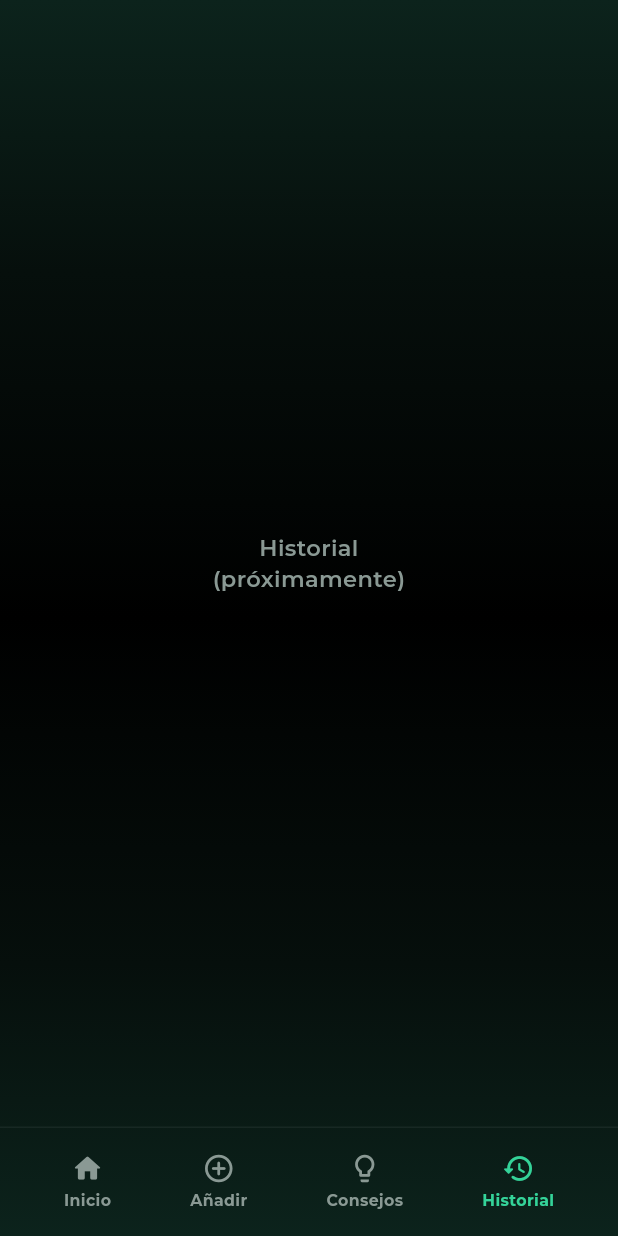
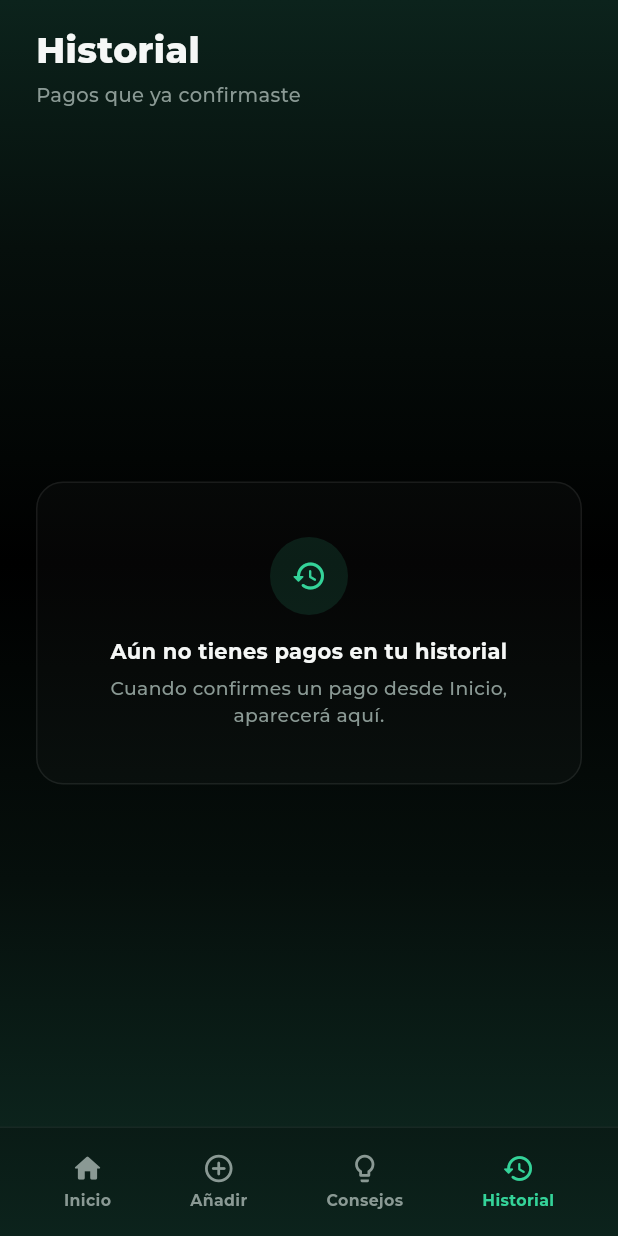
Before and after one commit to Luis2Sosa/pagolisto_app, a Flutter app: the MainNavigationScreen screen opened by its route, item 4 of the bottom bar chosen, on a phone screen of 412 x 824 dp. Run offline on Flutter 3.47's test engine with Material 3 defaults, Android fonts, the phone set to English and light mode, and no system bars; our stand-ins replace google_fonts, shared_preferences; accounts and stored records are empty.

Commit message:
Agregando pantalla de historial

```diff
--- /dev/null
+++ b/lib/models/payment_history_entry.dart
@@ -0,0 +1,77 @@
+import 'package:pagolisto/models/payment.dart';
+
+/// Registro histórico de un pago ya confirmado como realizado.
+///
+/// Se crea automáticamente cada vez que el usuario confirma "¿Ya
+/// realizaste este pago?" (ver PaymentsController.registrarPagoYAvanzar).
+/// A diferencia de [Payment] — que representa el PRÓXIMO cobro
+/// pendiente y va cambiando de fecha cada vez que se paga — un
+/// [PaymentHistoryEntry] es una fotografía fija de un pago que ya
+/// se hizo: una vez creado, nunca vuelve a cambiar. Por eso el
+/// historial puede mostrar meses pasados de forma confiable, aunque
+/// el pago original ya haya "avanzado" a una fecha futura.
+class PaymentHistoryEntry {
+  /// Id propio de esta entrada de historial (no es el id del pago
+  /// recurrente, porque un mismo pago recurrente genera muchas
+  /// entradas de historial a lo largo del tiempo).
+  final String id;
+
+  /// Id del [Payment] recurrente del que proviene este pago, por si
+  /// en el futuro se quiere navegar "ver todos los pagos de Luz".
+  final String paymentId;
+
+  final String nombre;
+  final double monto;
+  final PaymentCategory categoria;
+  final PaymentPeriod frecuencia;
+
+  /// Momento en que el usuario confirmó el pago (lo que se muestra
+  /// en el historial).
+  final DateTime fechaPago;
+
+  /// Fecha de cobro que tenía el pago originalmente (antes de
+  /// avanzar al siguiente ciclo). Se guarda por si más adelante se
+  /// quiere distinguir pagos hechos a tiempo vs. tarde.
+  final DateTime fechaOriginal;
+
+  const PaymentHistoryEntry({
+    required this.id,
+    required this.paymentId,
+    required this.nombre,
+    required this.monto,
+    required this.categoria,
+    required this.frecuencia,
+    required this.fechaPago,
+    required this.fechaOriginal,
+  });
+
+  Map<String, dynamic> toJson() => {
+    'id': id,
+    'paymentId': paymentId,
+    'nombre': nombre,
+    'monto': monto,
+    'categoria': categoria.name,
+    'frecuencia': frecuencia.name,
+    'fechaPago': fechaPago.toIso8601String(),
+    'fechaOriginal': fechaOriginal.toIso8601String(),
+  };
+
+  factory PaymentHistoryEntry.fromJson(Map<String, dynamic> json) {
+    return PaymentHistoryEntry(
+      id: json['id'] as String,
+      paymentId: json['paymentId'] as String,
+      nombre: json['nombre'] as String,
+      monto: (json['monto'] as num).toDouble(),
+      categoria: PaymentCategory.values.firstWhere(
+            (e) => e.name == json['categoria'],
+        orElse: () => PaymentCategory.otro,
+      ),
+      frecuencia: PaymentPeriod.values.firstWhere(
+            (e) => e.name == json['frecuencia'],
+        orElse: () => PaymentPeriod.mensual,
+      ),
+      fechaPago: DateTime.parse(json['fechaPago'] as String),
+      fechaOriginal: DateTime.parse(json['fechaOriginal'] as String),
+    );
+  }
+}
--- /dev/null
+++ b/lib/screens/history_screen.dart
@@ -0,0 +1,334 @@
+import 'package:flutter/material.dart';
+import 'package:google_fonts/google_fonts.dart';
+
+import 'package:pagolisto/core/app_colors.dart';
+import 'package:pagolisto/core/formatters.dart';
+import 'package:pagolisto/models/payment.dart';
+import 'package:pagolisto/models/payment_history_entry.dart';
+
+import '../services/lib/services/payments_controller.dart';
+
+const List<String> _mesesEs = [
+  'Enero', 'Febrero', 'Marzo', 'Abril', 'Mayo', 'Junio',
+  'Julio', 'Agosto', 'Septiembre', 'Octubre', 'Noviembre', 'Diciembre',
+];
+
+String _mesAnio(DateTime fecha) => '${_mesesEs[fecha.month - 1]} ${fecha.year}';
+
+/// Agrupa el historial por "Mes Año" y lo ordena: los meses más
+/// recientes primero, y dentro de cada mes, los pagos más recientes
+/// primero.
+List<_HistoryGroup> _agruparPorMes(List<PaymentHistoryEntry> history) {
+  final Map<String, List<PaymentHistoryEntry>> mapa = {};
+
+  for (final entry in history) {
+    final clave = _mesAnio(entry.fechaPago);
+    mapa.putIfAbsent(clave, () => []).add(entry);
+  }
+
+  final grupos = mapa.entries.map((e) {
+    final entradasOrdenadas = List<PaymentHistoryEntry>.from(e.value)
+      ..sort((a, b) => b.fechaPago.compareTo(a.fechaPago));
+    return _HistoryGroup(
+      label: e.key,
+      // Usamos el primer pago del grupo (ya ordenado desc) como
+      // referencia para ordenar los grupos entre sí.
+      fechaReferencia: entradasOrdenadas.first.fechaPago,
+      entradas: entradasOrdenadas,
+    );
+  }).toList()
+    ..sort((a, b) => b.fechaReferencia.compareTo(a.fechaReferencia));
+
+  return grupos;
+}
+
+class _HistoryGroup {
+  final String label;
+  final DateTime fechaReferencia;
+  final List<PaymentHistoryEntry> entradas;
+
+  _HistoryGroup({
+    required this.label,
+    required this.fechaReferencia,
+    required this.entradas,
+  });
+
+  double get total => entradas.fold(0.0, (sum, e) => sum + e.monto);
+}
+
+/// Pantalla de Historial: muestra todos los pagos que ya fueron
+/// confirmados como realizados (ver
+/// PaymentsController.registrarPagoYAvanzar), agrupados por mes, con
+/// el total pagado en cada mes.
+///
+/// Escucha a PaymentsController igual que el resto de la app, así
+/// que en cuanto se confirma un pago nuevo desde HomeScreen, esta
+/// pantalla se actualiza sola sin recargar nada a mano.
+class HistoryScreen extends StatefulWidget {
+  const HistoryScreen({super.key});
+
+  @override
+  State<HistoryScreen> createState() => _HistoryScreenState();
+}
+
+class _HistoryScreenState extends State<HistoryScreen> {
+  @override
+  void initState() {
+    super.initState();
+    PaymentsController.instance.addListener(_onChanged);
+  }
+
+  @override
+  void dispose() {
+    PaymentsController.instance.removeListener(_onChanged);
+    super.dispose();
+  }
+
+  void _onChanged() {
+    if (mounted) setState(() {});
+  }
+
+  @override
+  Widget build(BuildContext context) {
+    final history = PaymentsController.instance.history;
+    final grupos = _agruparPorMes(history);
+
+    return Container(
+      width: double.infinity,
+      height: double.infinity,
+      decoration: const BoxDecoration(
+        gradient: AppColors.backgroundGradient,
+      ),
+      child: SafeArea(
+        child: Padding(
+          padding: const EdgeInsets.fromLTRB(24, 16, 24, 0),
+          child: Column(
+            crossAxisAlignment: CrossAxisAlignment.start,
+            children: [
+              Text(
+                'Historial',
+                style: GoogleFonts.montserrat(
+                  fontSize: 24,
+                  fontWeight: FontWeight.w800,
+                  color: AppColors.textPrimary,
+                ),
+              ),
+              const SizedBox(height: 4),
+              Text(
+                'Pagos que ya confirmaste',
+                style: GoogleFonts.montserrat(
+                  fontSize: 13,
+                  fontWeight: FontWeight.w500,
+                  color: AppColors.textMuted,
+                ),
+              ),
+              const SizedBox(height: 20),
+              Expanded(
+                child: grupos.isEmpty
+                    ? const _EmptyHistoryState()
+                    : ListView.builder(
+                  padding: const EdgeInsets.only(bottom: 24),
+                  itemCount: grupos.length,
+                  itemBuilder: (context, index) {
+                    final grupo = grupos[index];
+                    return Padding(
+                      padding: const EdgeInsets.only(bottom: 22),
+                      child: _MonthGroup(group: grupo),
+                    );
+                  },
+                ),
+              ),
+            ],
+          ),
+        ),
+      ),
+    );
+  }
+}
+
+class _MonthGroup extends StatelessWidget {
+  final _HistoryGroup group;
+
+  const _MonthGroup({required this.group});
+
+  @override
+  Widget build(BuildContext context) {
+    return Column(
+      crossAxisAlignment: CrossAxisAlignment.start,
+      children: [
+        Row(
+          mainAxisAlignment: MainAxisAlignment.spaceBetween,
+          children: [
+            Text(
+              group.label,
+              style: GoogleFonts.montserrat(
+                fontSize: 14.5,
+                fontWeight: FontWeight.w800,
+                color: AppColors.textPrimary,
+              ),
+            ),
+            Text(
+              formatCurrency(group.total),
+              style: GoogleFonts.montserrat(
+                fontSize: 13.5,
+                fontWeight: FontWeight.w700,
+                color: AppColors.accentGreen,
+              ),
+            ),
+          ],
+        ),
+        const SizedBox(height: 10),
+        ...group.entradas.map(
+              (entry) => Padding(
+            padding: const EdgeInsets.only(bottom: 8),
+            child: _HistoryTile(entry: entry),
+          ),
+        ),
+      ],
+    );
+  }
+}
+
+class _HistoryTile extends StatelessWidget {
+  final PaymentHistoryEntry entry;
+
+  const _HistoryTile({required this.entry});
+
+  @override
+  Widget build(BuildContext context) {
+    return Container(
+      width: double.infinity,
+      padding: const EdgeInsets.symmetric(horizontal: 16, vertical: 14),
+      decoration: BoxDecoration(
+        borderRadius: BorderRadius.circular(16),
+        border: Border.all(color: Colors.white.withOpacity(0.08)),
+        color: Colors.white.withOpacity(0.03),
+      ),
+      child: Row(
+        children: [
+          Container(
+            width: 42,
+            height: 42,
+            alignment: Alignment.center,
+            decoration: BoxDecoration(
+              shape: BoxShape.circle,
+              color: entry.categoria.color.withOpacity(0.14),
+            ),
+            child: Icon(
+              entry.categoria.icon,
+              color: entry.categoria.color,
+              size: 20,
+            ),
+          ),
+          const SizedBox(width: 12),
+          Expanded(
+            child: Column(
+              crossAxisAlignment: CrossAxisAlignment.start,
+              children: [
+                Text(
+                  entry.nombre,
+                  maxLines: 1,
+                  overflow: TextOverflow.ellipsis,
+                  style: GoogleFonts.montserrat(
+                    fontSize: 14.5,
+                    fontWeight: FontWeight.w700,
+                    color: AppColors.textPrimary,
+                  ),
+                ),
+                const SizedBox(height: 2),
+                Text(
+                  'Pagado el ${formatFechaCorta(entry.fechaPago)}',
+                  style: GoogleFonts.montserrat(
+                    fontSize: 12,
+                    fontWeight: FontWeight.w500,
+                    color: AppColors.textMuted,
+                  ),
+                ),
+              ],
+            ),
+          ),
+          Row(
+            children: [
+              Text(
+                formatCurrency(entry.monto),
+                style: GoogleFonts.montserrat(
+                  fontSize: 14.5,
+                  fontWeight: FontWeight.w800,
+                  color: AppColors.textPrimary,
+                ),
+              ),
+              const SizedBox(width: 8),
+              const Icon(
+                Icons.check_circle_rounded,
+                color: AppColors.accentGreen,
+                size: 18,
+              ),
+            ],
+          ),
+        ],
+      ),
+    );
+  }
+}
+
+class _EmptyHistoryState extends StatelessWidget {
+  const _EmptyHistoryState();
+
+  @override
+  Widget build(BuildContext context) {
+    return Center(
+      child: Container(
+        width: double.infinity,
+        padding: const EdgeInsets.symmetric(vertical: 36, horizontal: 20),
+        decoration: BoxDecoration(
+          borderRadius: BorderRadius.circular(18),
+          border: Border.all(
+            color: Colors.white.withOpacity(0.08),
+            style: BorderStyle.solid,
+          ),
+          color: Colors.white.withOpacity(0.02),
+        ),
+        child: Column(
+          mainAxisSize: MainAxisSize.min,
+          children: [
+            Container(
+              width: 52,
+              height: 52,
+              alignment: Alignment.center,
+              decoration: BoxDecoration(
+                shape: BoxShape.circle,
+                color: AppColors.accentGreen.withOpacity(0.12),
+              ),
+              child: const Icon(
+                Icons.history_rounded,
+                color: AppColors.accentGreen,
+                size: 24,
+              ),
+            ),
+            const SizedBox(height: 14),
+            Text(
+              'Aún no tienes pagos en tu historial',
+              textAlign: TextAlign.center,
+              style: GoogleFonts.montserrat(
+                fontSize: 14,
+                fontWeight: FontWeight.w700,
+                color: AppColors.textPrimary,
+              ),
+            ),
+            const SizedBox(height: 6),
+            Text(
+              'Cuando confirmes un pago desde Inicio, aparecerá aquí.',
+              textAlign: TextAlign.center,
+              style: GoogleFonts.montserrat(
+                fontSize: 12.5,
+                fontWeight: FontWeight.w500,
+                color: AppColors.textMuted,
+                height: 1.4,
+              ),
+            ),
+          ],
+        ),
+      ),
+    );
+  }
+}
--- a/lib/screens/main_navigation_screen.dart
+++ b/lib/screens/main_navigation_screen.dart
@@ -4,6 +4,7 @@ import 'package:google_fonts/google_fonts.dart';
 import 'package:pagolisto/core/app_colors.dart';
 import 'package:pagolisto/screens/add_payment_screen.dart';
 import 'package:pagolisto/screens/home_screen.dart';
+import 'package:pagolisto/screens/history_screen.dart';
 import 'package:pagolisto/widgets/bottom_nav_bar.dart';
 
 /// Contenedor principal con pestañas: mantiene la barra de navegación
@@ -19,44 +20,42 @@ class MainNavigationScreen extends StatefulWidget {
 class _MainNavigationScreenState extends State<MainNavigationScreen> {
   int _currentIndex = 0;
 
-  // GlobalKey para poder "hablarle" directamente al estado de
-  // HomeScreen desde aquí, aunque viva permanentemente dentro del
-  // IndexedStack (y por lo tanto nunca vuelva a pasar por
-  // initState). La usamos para pedirle que recalcule la pestaña
-  // (quincenal/mensual) con más pagos justo cuando el usuario
-  // regresa a Inicio.
+  // Permite comunicarse con HomeScreen aunque viva dentro del IndexedStack.
   final GlobalKey<HomeScreenState> _homeKey = GlobalKey<HomeScreenState>();
 
-  // TODO: reemplazar los placeholders restantes por las pantallas
-  // reales conforme se vayan construyendo (TipsScreen, HistoryScreen).
-  //
-  // No es "static const" porque AddPaymentScreen necesita un
-  // callback (onSaved) que depende de este State para poder hacer
-  // setState y regresar al tab de Inicio después de guardar.
+  // Pestañas principales de la aplicación.
   List<Widget> get _tabs => [
     HomeScreen(key: _homeKey),
+
     AddPaymentScreen(
       showBackButton: false,
       onSaved: _goToHomeAndRefresh,
     ),
-    const _PlaceholderTab(title: 'Consejos Financieros'),
-    const _PlaceholderTab(title: 'Historial'),
+
+    const _PlaceholderTab(
+      title: 'Consejos Financieros',
+    ),
+
+    const HistoryScreen(),
   ];
 
-  /// Cambia a la pestaña de Inicio y le pide que recalcule cuál
-  /// periodo (quincenal/mensual) tiene más pagos. Se usa tanto al
-  /// tocar el ícono de Inicio en la barra inferior como al terminar
-  /// de guardar un pago nuevo desde AddPaymentScreen.
+  /// Regresa a Inicio y actualiza los pagos mostrados.
   void _goToHomeAndRefresh() {
-    setState(() => _currentIndex = 0);
+    setState(() {
+      _currentIndex = 0;
+    });
+
     _homeKey.currentState?.refreshSelectedPeriod();
   }
 
+  /// Controla los cambios de pestaña desde la barra inferior.
   void _onTabSelected(int index) {
     if (index == 0) {
       _goToHomeAndRefresh();
     } else {
-      setState(() => _currentIndex = index);
+      setState(() {
+        _currentIndex = index;
+      });
     }
   }
 
@@ -66,9 +65,11 @@ class _MainNavigationScreenState extends State<MainNavigationScreen> {
       body: Container(
         width: double.infinity,
         height: double.infinity,
+
         decoration: const BoxDecoration(
           gradient: AppColors.backgroundGradient,
         ),
+
         child: SafeArea(
           child: Column(
             children: [
@@ -78,6 +79,7 @@ class _MainNavigationScreenState extends State<MainNavigationScreen> {
                   children: _tabs,
                 ),
               ),
+
               BottomNavBar(
                 currentIndex: _currentIndex,
                 onTabSelected: _onTabSelected,
@@ -90,11 +92,14 @@ class _MainNavigationScreenState extends State<MainNavigationScreen> {
   }
 }
 
-/// Pantalla temporal para pestañas que aún no se han construido.
+
+/// Pantalla temporal para pestañas que todavía no están construidas.
 class _PlaceholderTab extends StatelessWidget {
   final String title;
 
-  const _PlaceholderTab({required this.title});
+  const _PlaceholderTab({
+    required this.title,
+  });
 
   @override
   Widget build(BuildContext context) {
--- a/lib/services/local_storage_service.dart
+++ b/lib/services/local_storage_service.dart
@@ -3,6 +3,7 @@ import 'dart:convert';
 import 'package:shared_preferences/shared_preferences.dart';
 
 import 'package:pagolisto/models/payment.dart';
+import 'package:pagolisto/models/payment_history_entry.dart';
 
 /// Centraliza todo el acceso a almacenamiento local (SharedPreferences).
 ///
@@ -14,6 +15,7 @@ class LocalStorageService {
 
   static const String _keyUserName = 'user_name';
   static const String _keyPayments = 'payments_list';
+  static const String _keyHistory = 'payments_history';
 
   /// Guarda el nombre del usuario.
   static Future<void> saveUserName(String name) async {
@@ -83,6 +85,33 @@ class LocalStorageService {
     await _savePayments(payments);
   }
 
+  /// Devuelve todo el historial de pagos ya confirmados, sin ningún
+  /// orden garantizado (quien lo lea debe ordenarlo si lo necesita).
+  static Future<List<PaymentHistoryEntry>> getHistory() async {
+    final prefs = await SharedPreferences.getInstance();
+    final raw = prefs.getStringList(_keyHistory) ?? [];
+    return raw
+        .map((item) =>
+        PaymentHistoryEntry.fromJson(jsonDecode(item) as Map<String, dynamic>))
+        .toList();
+  }
+
+  /// Sobrescribe la lista completa de historial.
+  static Future<void> _saveHistory(List<PaymentHistoryEntry> history) async {
+    final prefs = await SharedPreferences.getInstance();
+    final raw = history.map((h) => jsonEncode(h.toJson())).toList();
+    await prefs.setStringList(_keyHistory, raw);
+  }
+
+  /// Agrega una entrada nueva al historial (un pago recién
+  /// confirmado). El historial nunca se edita ni se borra desde la
+  /// UI normal: es un registro permanente de lo que ya se pagó.
+  static Future<void> addHistoryEntry(PaymentHistoryEntry entry) async {
+    final history = await getHistory();
+    history.add(entry);
+    await _saveHistory(history);
+  }
+
   /// Borra todos los datos guardados (útil para pruebas / logout).
   static Future<void> clearAll() async {
     final prefs = await SharedPreferences.getInstance();
```
Also changed, not shown: lib/services/lib/services/payments_controller.dart (+51 -19 lines).
